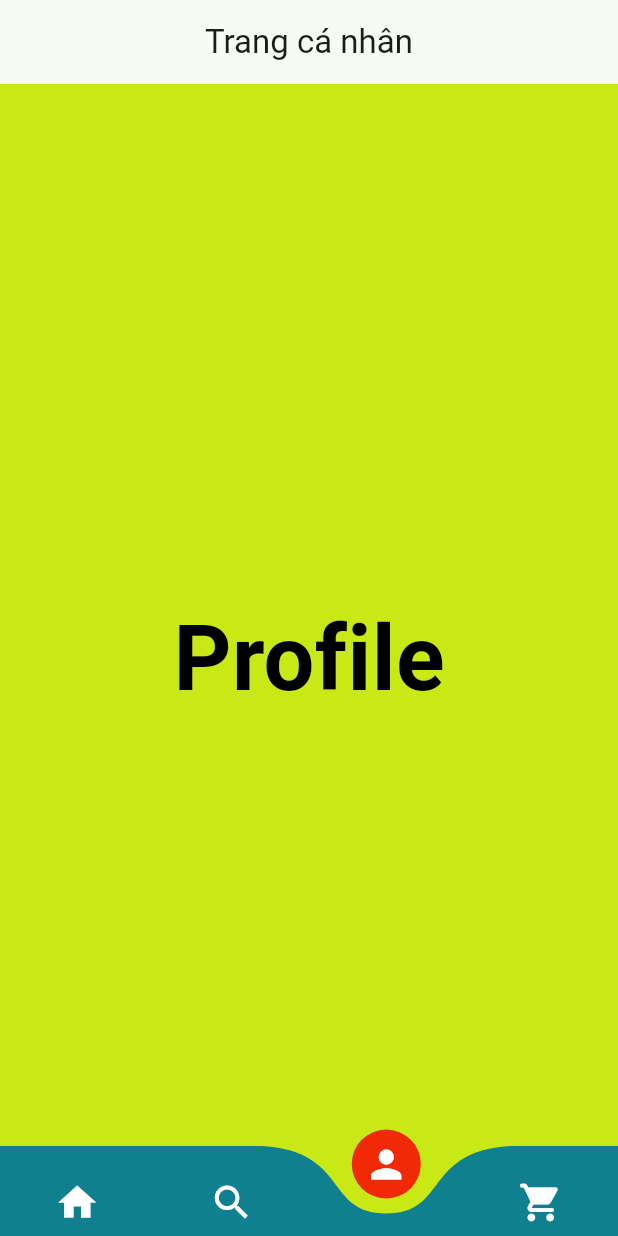
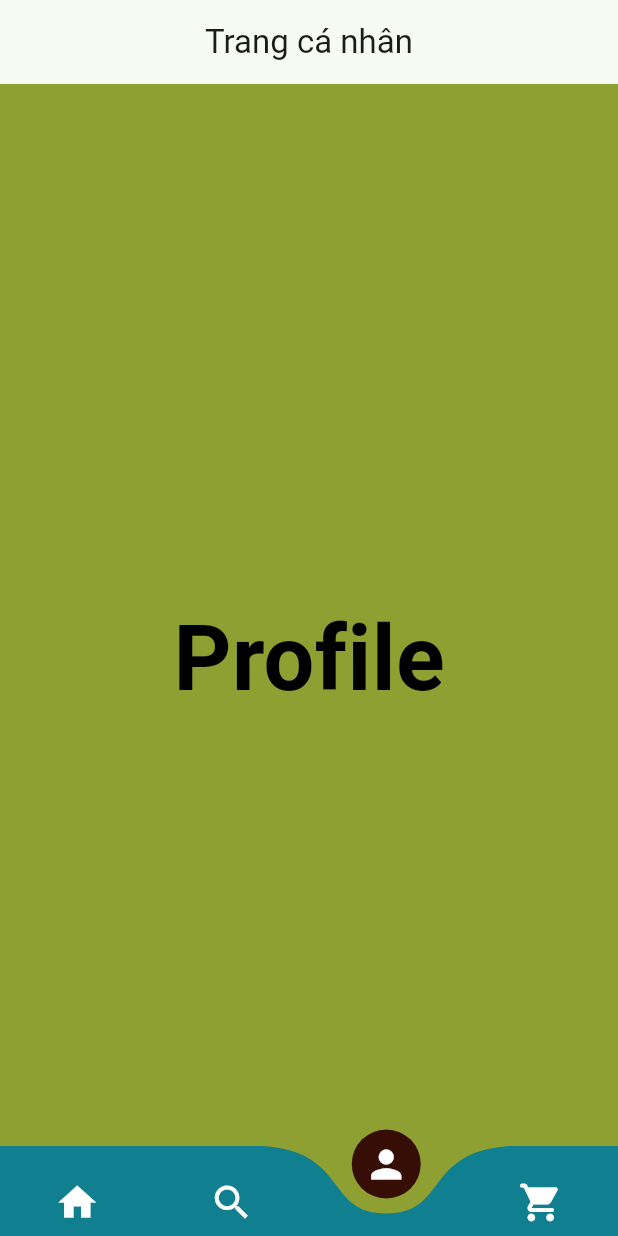
Before and after one commit to Huynhtrungnhat/pizza_store, a Flutter app: the screen it shows after launch, on a phone screen of 412 x 824 dp. Run offline on Flutter 3.47's test engine with Material 3 defaults, Android fonts, the phone set to English and light mode, and no system bars; drawn by our look-alikes of curved_navigation_bar.

Commit message:
cập nhật form theo app

```diff
--- a/lib/main.dart
+++ b/lib/main.dart
@@ -29,7 +29,7 @@ class MyApp extends StatelessWidget {
         //
         // This works for code too, not just values: Most code changes can be
         // tested with just a hot reload.
-        colorScheme: ColorScheme.fromSeed(seedColor: Color.fromARGB(77, 38, 167, 79)),
+        colorScheme: ColorScheme.fromSeed(seedColor: Color.fromARGB(77, 29, 102, 52)),
         useMaterial3: true,
       ),
       home: CurveBar(),
--- a/lib/navigationbottom/donhang_page.dart
+++ b/lib/navigationbottom/donhang_page.dart
@@ -8,7 +8,7 @@ class SearchPage extends StatelessWidget {
     return  Scaffold(
       backgroundColor: Color.fromARGB(255, 22, 233, 222),
       appBar: AppBar(
-        title: const Text("Đơn hàng mua của bạn "),
+        title: const Text("Đơn hàng mua "),
         centerTitle: true,
       ),
       body: Center(
--- a/lib/navigationbottom/home_navigationbar.dart
+++ b/lib/navigationbottom/home_navigationbar.dart
@@ -51,7 +51,7 @@ class _CurveBarState extends State<CurveBar> {
           // navigationBar colors
           color: Color.fromARGB(255, 16, 127, 144),
           //selected times colors
-          buttonBackgroundColor: const Color.fromARGB(255, 241, 41, 6),
+          buttonBackgroundColor: Color.fromARGB(255, 55, 14, 6),
           backgroundColor: Colors.transparent,
           items: items,
           height: 60,
--- a/lib/navigationbottom/home_page.dart
+++ b/lib/navigationbottom/home_page.dart
@@ -6,7 +6,7 @@ class HomePage extends StatelessWidget {
   @override
   Widget build(BuildContext context) {
     return  Scaffold(
-      backgroundColor: Color.fromARGB(255, 36, 22, 233),
+      backgroundColor: Color.fromARGB(255, 76, 65, 223),
       appBar: AppBar(
         title: const Text("Trang chủ "),
         centerTitle: true,
--- a/lib/navigationbottom/profile_page.dart
+++ b/lib/navigationbottom/profile_page.dart
@@ -6,7 +6,7 @@ class ProfilePage extends StatelessWidget {
   @override
   Widget build(BuildContext context) {
     return  Scaffold(
-      backgroundColor: Color.fromARGB(255, 201, 233, 22),
+      backgroundColor: Color.fromARGB(255, 143, 160, 50),
       appBar: AppBar(
         title: const Text("Trang cá nhân"),
         centerTitle: true,
--- a/lib/navigationbottom/shopcash.dart
+++ b/lib/navigationbottom/shopcash.dart
@@ -6,7 +6,7 @@ class shophistory extends StatelessWidget {
   @override
   Widget build(BuildContext context) {
     return  Scaffold(
-      backgroundColor: Color.fromARGB(255, 201, 233, 22),
+      backgroundColor: Color.fromARGB(255, 118, 126, 74),
       appBar: AppBar(
         title: const Text("Lịch sử mua hàng"),
         centerTitle: true,
--- a/pubspec.yaml
+++ b/pubspec.yaml
@@ -39,6 +39,7 @@ dependencies:
   curved_navigation_bar: ^1.0.3
   marquee: ^2.2.3
   flutter_zoom_drawer: ^3.1.1
+  cupertino_icons: ^1.0.6
 
 dev_dependencies:
   flutter_test:
```
